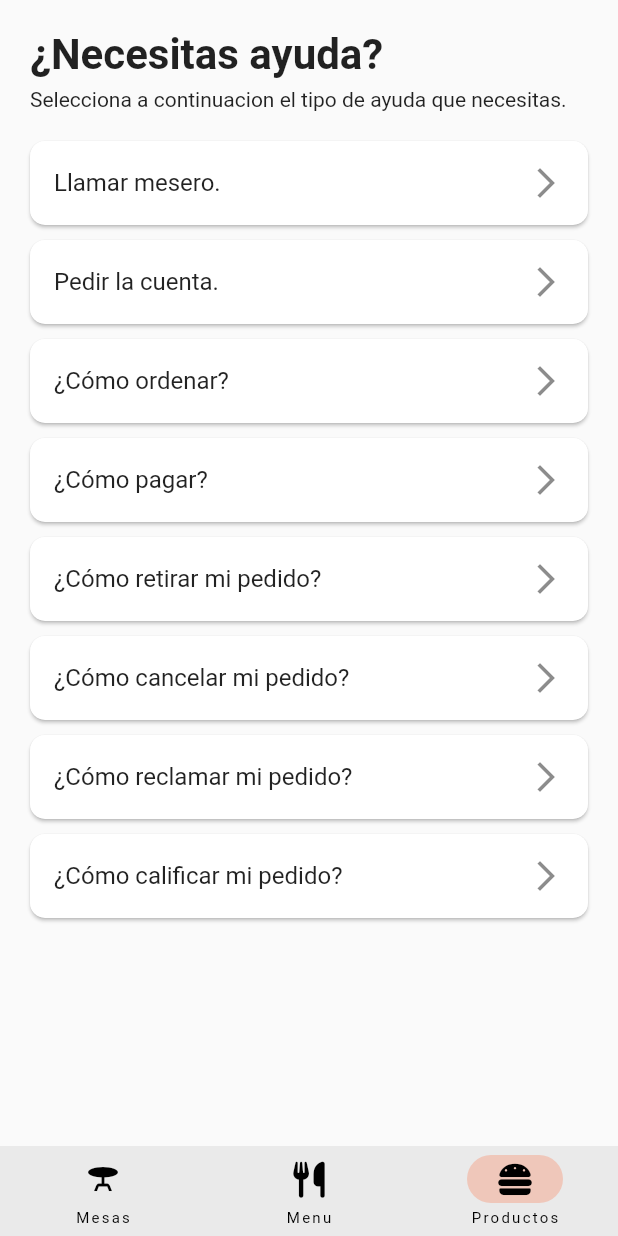
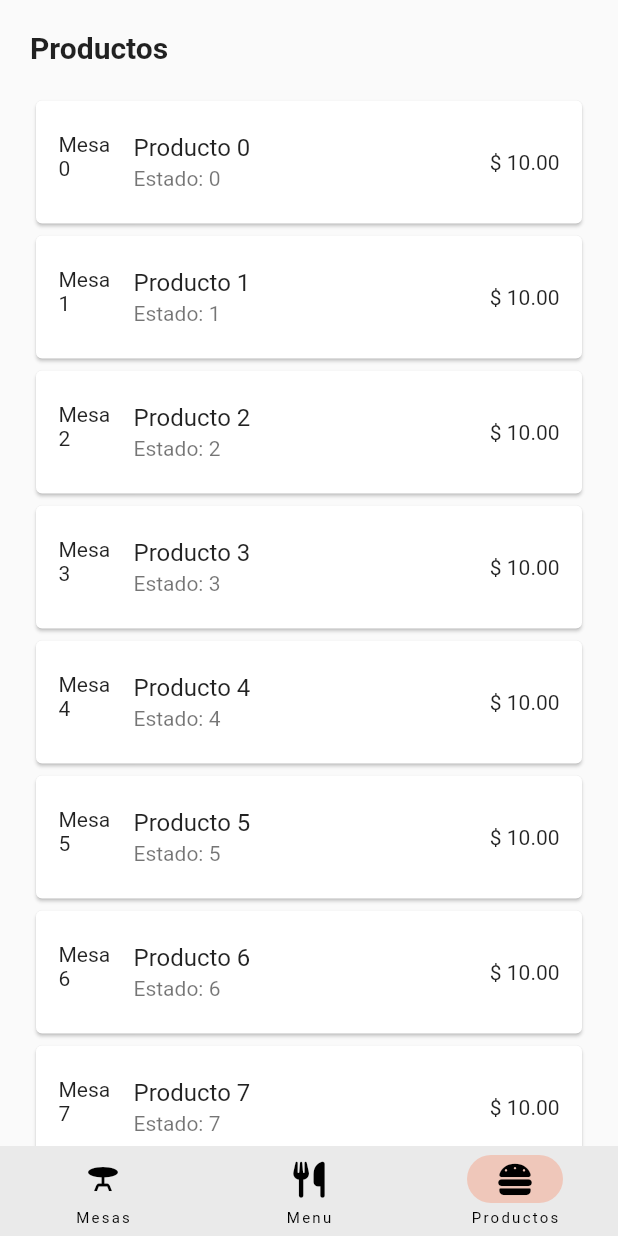
Before and after one commit to dasanchezga/on_your_table_waiter, a Flutter app: the IndexHomeScreen screen opened by its route, item 3 of the bottom bar chosen, on a phone screen of 412 x 824 dp. Run offline on Flutter 3.47's test engine with Material 2 defaults, Android fonts, the phone set to English and light mode, and no system bars; our stand-ins replace animated_text_kit, dartz, equatable, flutter_riverpod, font_awesome_flutter, go_router and 5 more; missing offline and left inert: mobile_scanner; accounts and stored records are empty.

Commit message:
Added auth and products

```diff
--- a/lib/features/auth/provider/auth_provider.dart
+++ b/lib/features/auth/provider/auth_provider.dart
@@ -117,6 +117,7 @@ class AuthProvider extends StateNotifier<AuthState> {
         await checkIfIsWaiter();
         startListeningSocket();
         state = state.copyWith(authModel: StateAsync.success(r));
+        ref.read(routerProvider).router.go(IndexHomeScreen.route);
       },
     );
   }
@@ -129,6 +130,5 @@ class AuthProvider extends StateNotifier<AuthState> {
     await socketIOHandler.connect();
     ref.read(tableProvider.notifier).listenTables();
     ref.read(tableProvider.notifier).joinToRestaurant();
-    //ref.read(tableProvider.notifier).listenListOfOrders();
   }
 }
--- a/lib/features/table/models/users_table.dart
+++ b/lib/features/table/models/users_table.dart
@@ -23,19 +23,19 @@ enum TableStatus {
   confirmOrder(
     value: 'confirm order',
     translatedValue: 'Confirmando orden',
-    color: Colors.orange,
+    color: Colors.orangeAccent,
   ),
   eating(
     value: 'eating',
     translatedValue: 'Comiendo',
     actionButtonLabel: 'Pagar ahora',
-    color: Colors.blue,
+    color: Colors.blueAccent,
   ),
   paying(
     value: 'paying',
     translatedValue: 'Pagando',
     actionButtonLabel: 'Ir a pagar',
-    color: Colors.purple,
+    color: Colors.deepPurpleAccent,
   );
 
   const TableStatus({
--- a/lib/ui/menu/products_screen_tab.dart
+++ b/lib/ui/menu/products_screen_tab.dart
@@ -1,5 +1,4 @@
 import 'package:flutter/material.dart';
-import 'package:on_your_table_waiter/ui/menu/widgets/help_item_card.dart';
 
 class ProductsMenuScreen extends StatelessWidget {
   const ProductsMenuScreen({super.key});
@@ -7,58 +6,31 @@ class ProductsMenuScreen extends StatelessWidget {
   @override
   Widget build(BuildContext context) {
     return SafeArea(
-      child: Padding(
+      child: ListView(
         padding: const EdgeInsets.symmetric(horizontal: 20, vertical: 20),
-        child: Column(
-          crossAxisAlignment: CrossAxisAlignment.start,
-          children: [
-            const Text(
-              '¿Necesitas ayuda?',
-              style: TextStyle(fontWeight: FontWeight.bold, fontSize: 28),
+        children: [
+          const Text(
+            'Productos',
+            style: TextStyle(
+              fontSize: 20,
+              fontWeight: FontWeight.bold,
             ),
-            const SizedBox(height: 5),
-            const Text('Selecciona a continuacion el tipo de ayuda que necesitas.'),
-            const SizedBox(height: 15),
-            Expanded(
-              child: ListView(
-                children: [
-                  HelpItemCard(
-                    title: 'Llamar mesero.',
-                    onTap: () {},
-                  ),
-                  HelpItemCard(
-                    title: 'Pedir la cuenta.',
-                    onTap: () {},
-                  ),
-                  HelpItemCard(
-                    title: '¿Cómo ordenar?',
-                    onTap: () {},
-                  ),
-                  HelpItemCard(
-                    title: '¿Cómo pagar?',
-                    onTap: () {},
-                  ),
-                  HelpItemCard(
-                    title: '¿Cómo retirar mi pedido?',
-                    onTap: () {},
-                  ),
-                  HelpItemCard(
-                    title: '¿Cómo cancelar mi pedido?',
-                    onTap: () {},
-                  ),
-                  HelpItemCard(
-                    title: '¿Cómo reclamar mi pedido?',
-                    onTap: () {},
-                  ),
-                  HelpItemCard(
-                    title: '¿Cómo calificar mi pedido?',
-                    onTap: () {},
-                  ),
-                ],
+          ),
+          const SizedBox(height: 20),
+          ...List.generate(
+            10,
+            (index) => Card(
+              child: ListTile(
+                contentPadding: const EdgeInsets.symmetric(horizontal: 15, vertical: 5),
+                horizontalTitleGap: 10,
+                title: Text('Producto $index'),
+                subtitle: Text('Estado: $index'),
+                trailing: const Text('\$ 10.00'),
+                leading: Text('Mesa \n$index'),
               ),
             ),
-          ],
-        ),
+          ),
+        ],
       ),
     );
   }
--- a/lib/ui/menu/tables_screen_tab.dart
+++ b/lib/ui/menu/tables_screen_tab.dart
@@ -19,9 +19,10 @@ class _TablesScreenTab extends ConsumerState<TablesScreenTab> {
       onError: (err) => Center(child: Text(err.message)),
       onLoading: () => const Center(child: CircularProgressIndicator()),
       onInitial: () => const Center(child: CircularProgressIndicator()),
-      onData: (data) => GridView.builder(
+      onData: (data) => SafeArea(
+        child: GridView.builder(
           itemCount: data.tables.length,
-        padding: const EdgeInsets.symmetric(horizontal: 20, vertical: 40),
+          padding: const EdgeInsets.symmetric(horizontal: 20, vertical: 20),
           gridDelegate: const SliverGridDelegateWithMaxCrossAxisExtent(
             maxCrossAxisExtent: 200,
             childAspectRatio: 3 / 2,
@@ -79,6 +80,7 @@ class _TablesScreenTab extends ConsumerState<TablesScreenTab> {
             );
           },
         ),
+      ),
     );
   }
 }
```
Also changed, not shown: lib/ui/on_boarding/on_boarding.dart (+63 -1 lines), 9 other files. Lines whose indentation alone changed are shown as unchanged.
